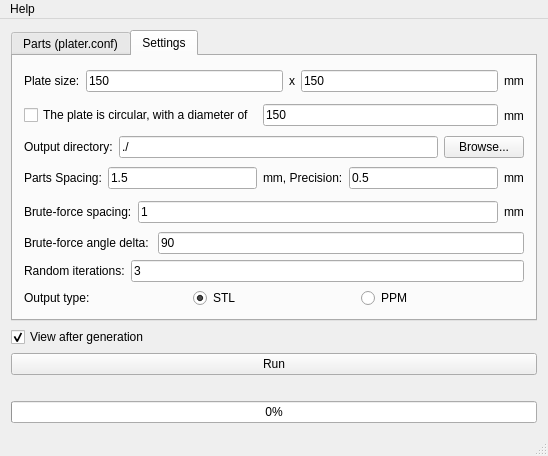
The window that gui/mainwindow.ui (RobotsWar/Plater) describes before a commit, drawn with Qt 5.
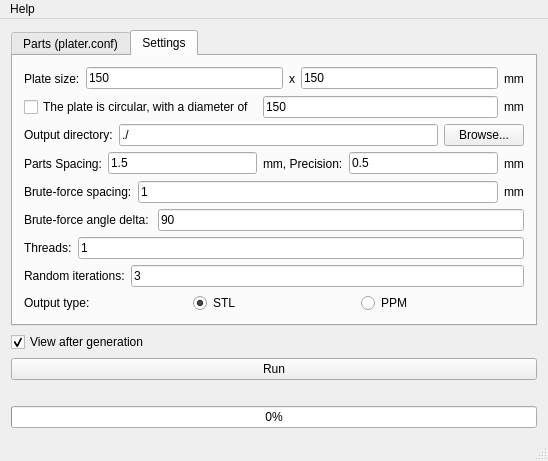
The same window after the commit. The open tabs and pages were chosen to show the change. Icons and pictures are not drawn.

Diff of the .ui file:
```diff
--- a/gui/mainwindow.ui
+++ b/gui/mainwindow.ui
@@ -256,6 +256,24 @@
             </item>
            </layout>
           </item>
+          <item>
+           <layout class="QHBoxLayout" name="horizontalLayout_8">
+            <item>
+             <widget class="QLabel" name="label_12">
+              <property name="text">
+               <string>Threads:</string>
+              </property>
+             </widget>
+            </item>
+            <item>
+             <widget class="QLineEdit" name="nbThreads">
+              <property name="text">
+               <string>1</string>
+              </property>
+             </widget>
+            </item>
+           </layout>
+          </item>
           <item>
            <layout class="QHBoxLayout" name="horizontalLayout_7">
             <item>
```
